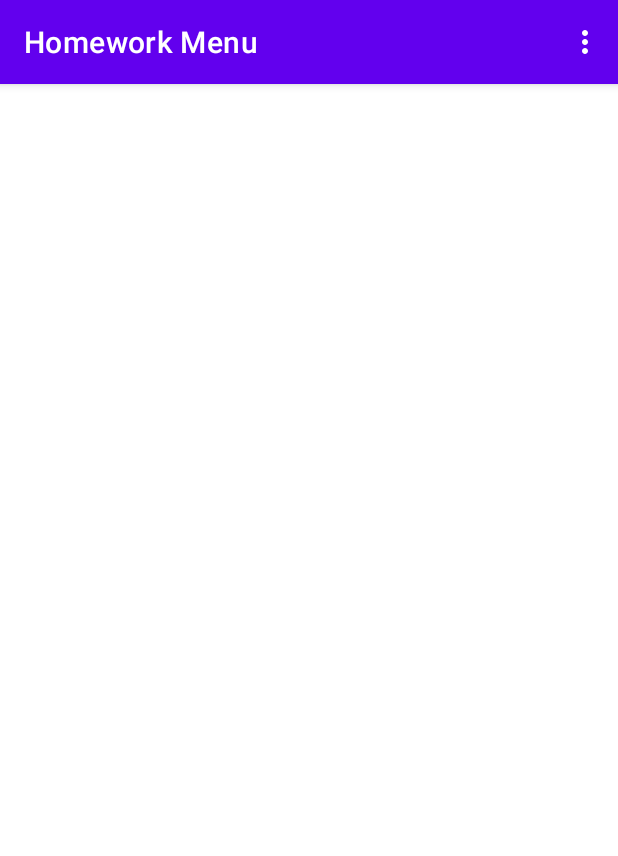
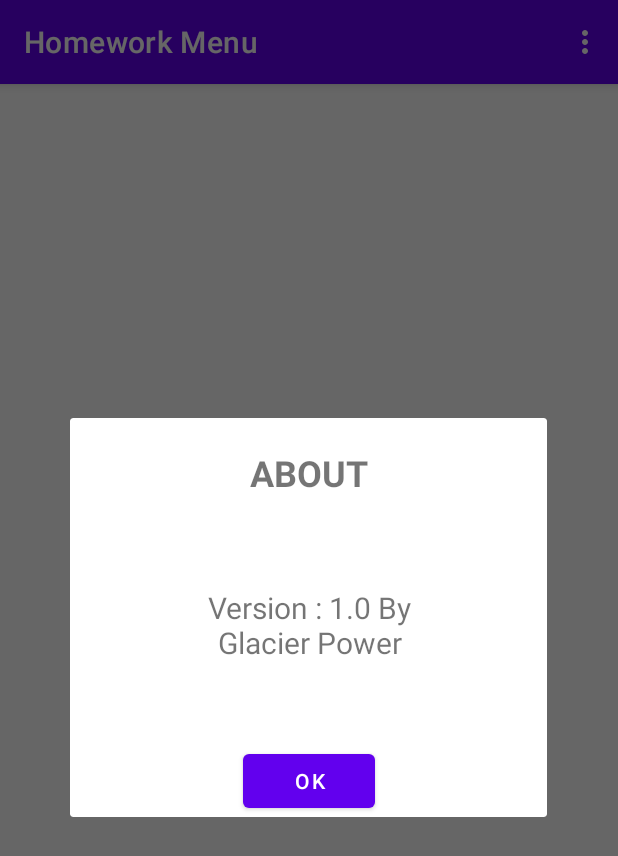
Before and after one commit to GlacierPower/Second_Android_Project, an Android app: the screen it shows after launch (MainActivity), in the options menu, after a tap on "About", on a phone screen of 412 x 824 dp. Shown: the top 856 px of the screen. Run offline under Robolectric (Android 15) with nearby library versions, the phone set to English and light mode, and no system bars.

Commit message:
Homework Lesson 17

```diff
--- a/app/src/main/java/com/zhenya_flower/firstlesson_kotlin/About.kt
+++ b/app/src/main/java/com/zhenya_flower/firstlesson_kotlin/About.kt
@@ -1,33 +1,47 @@
 package com.zhenya_flower.firstlesson_kotlin
 
-import android.app.AlertDialog
-import android.app.Dialog
-import android.content.Context
-import android.content.Intent
+
+
+
+
 import android.os.Bundle
+import android.view.LayoutInflater
+import android.view.View
+import android.view.ViewGroup
+import android.widget.Button
 import androidx.fragment.app.DialogFragment
+import androidx.fragment.app.FragmentManager
+
 
 // i'LL fix it
 class About : DialogFragment() {
 
-    override fun onCreateDialog(savedInstanceState: Bundle?): Dialog {
-        return activity?.let {
-            val builder = AlertDialog.Builder(it)
-            builder.setTitle("ABOUT")
-                .setMessage("Version 1.0" +
-                        "By Glacier Power")
-                .setPositiveButton("Cancel") {
-                        dialog, _ ->  dialog.cancel()
-                }
-            builder.create()
-        } ?: throw IllegalStateException("Activity cannot be null")
+    override fun onCreateView(
+        inflater: LayoutInflater,
+        container: ViewGroup?,
+        savedInstanceState: Bundle?
+    ): View? {
+        return (inflater.inflate(R.layout.about, container, false))
     }
 
+    override fun onStart() {
 
-    companion object {
-        fun startAbout(context: Context) {
-            val intent = Intent(context, About::class.java)
-            context.startActivity(intent)
+        val width = (resources.displayMetrics.widthPixels * 0.85).toInt()
+        val height = (resources.displayMetrics.heightPixels * 0.40).toInt()
+        dialog!!.window?.setLayout(width, ViewGroup.LayoutParams.WRAP_CONTENT)
+        super.onStart()
+    }
+
+    companion object{
+        fun startAbout(manager:FragmentManager){
+            val myDialogFragment = About()
+            val btnOk = myDialogFragment.dialog?.findViewById<Button>(R.id.cancel)
+                myDialogFragment.show(manager, "myDialog")
+            btnOk?.setOnClickListener {
+                myDialogFragment.dialog?.onBackPressed()
+            }
+
         }
     }
+
 }
--- a/app/src/main/java/com/zhenya_flower/firstlesson_kotlin/MainActivity.kt
+++ b/app/src/main/java/com/zhenya_flower/firstlesson_kotlin/MainActivity.kt
@@ -1,4 +1,6 @@
 package com.zhenya_flower.firstlesson_kotlin
+
+
 
 import android.os.Build
 import androidx.appcompat.app.AppCompatActivity
@@ -6,14 +8,14 @@ import android.os.Bundle
 import android.view.Menu
 import android.view.MenuItem
 import androidx.annotation.RequiresApi
+import com.zhenya_flower.firstlesson_kotlin.About.Companion.startAbout
 import com.zhenya_flower.firstlesson_kotlin.SecondActivity.Companion.changeColor
 import com.zhenya_flower.firstlesson_kotlin.SecondActivity.Companion.changeTitle
 import com.zhenya_flower.firstlesson_kotlin.SecondActivity.Companion.startSecond
-import com.zhenya_flower.firstlesson_kotlin.About.Companion.startAbout
+
 
 
 class MainActivity : AppCompatActivity() {
-
     override fun onCreate(savedInstanceState: Bundle?) {
         super.onCreate(savedInstanceState)
         setContentView(R.layout.activity_main)
@@ -31,15 +33,18 @@ class MainActivity : AppCompatActivity() {
                 startSecond(this, getString(R.string.secondMessage), getString(R.string.message))
             }
             R.id.changeTitle -> {
-                changeTitle(this,getString(R.string.title))
+                changeTitle(this, getString(R.string.title))
             }
-            R.id.changeBackground->{
+            R.id.changeBackground -> {
                 changeColor(this, getColor(R.color.black))
             }
-            R.id.about->{
-                startAbout(this)
+            R.id.about -> {
+                startAbout(supportFragmentManager)
             }
         }
         return super.onOptionsItemSelected(item)
     }
+
+
+
 }
--- /dev/null
+++ b/app/src/main/res/layout/about.xml
@@ -0,0 +1,43 @@
+<?xml version="1.0" encoding="utf-8"?>
+<androidx.constraintlayout.widget.ConstraintLayout xmlns:android="http://schemas.android.com/apk/res/android"
+    xmlns:app="http://schemas.android.com/apk/res-auto"
+    xmlns:tools="http://schemas.android.com/tools"
+    android:layout_width="match_parent"
+    android:layout_height="wrap_content">
+
+    <TextView
+        android:id="@+id/about"
+        android:layout_width="wrap_content"
+        android:layout_height="wrap_content"
+        android:layout_marginTop="20dp"
+        android:text="@string/fragAbout"
+        android:textSize="24sp"
+        android:textStyle="bold"
+        app:layout_constraintEnd_toEndOf="parent"
+        app:layout_constraintStart_toStartOf="parent"
+        app:layout_constraintTop_toTopOf="parent" />
+
+    <TextView
+        android:id="@+id/info"
+        android:layout_width="136dp"
+        android:layout_height="120dp"
+        android:layout_marginTop="25dp"
+        android:gravity="center"
+        android:text="@string/version_1_0_by_glacier_power"
+        android:textSize="20sp"
+        app:layout_constraintEnd_toEndOf="parent"
+        app:layout_constraintStart_toStartOf="parent"
+        app:layout_constraintTop_toBottomOf="@+id/about" />
+
+    <Button
+        android:id="@+id/cancel"
+        android:layout_width="wrap_content"
+        android:layout_height="wrap_content"
+        android:layout_marginTop="20dp"
+        android:text="@string/ok"
+        app:layout_constraintEnd_toEndOf="parent"
+        app:layout_constraintStart_toStartOf="parent"
+        app:layout_constraintTop_toBottomOf="@+id/info" />
+
+
+</androidx.constraintlayout.widget.ConstraintLayout>
--- a/app/src/main/res/values/strings.xml
+++ b/app/src/main/res/values/strings.xml
@@ -13,6 +13,8 @@
     <string name="defaultTitle">Homework Menu</string>
     <string name="aboutTitle">About</string>
     <string name="version_1_0_by_glacier_power">Version : 1.0 By Glacier Power</string>
+    <string name="ok">OK</string>
+    <string name="fragAbout">ABOUT</string>
 
 
 </resources>
```
